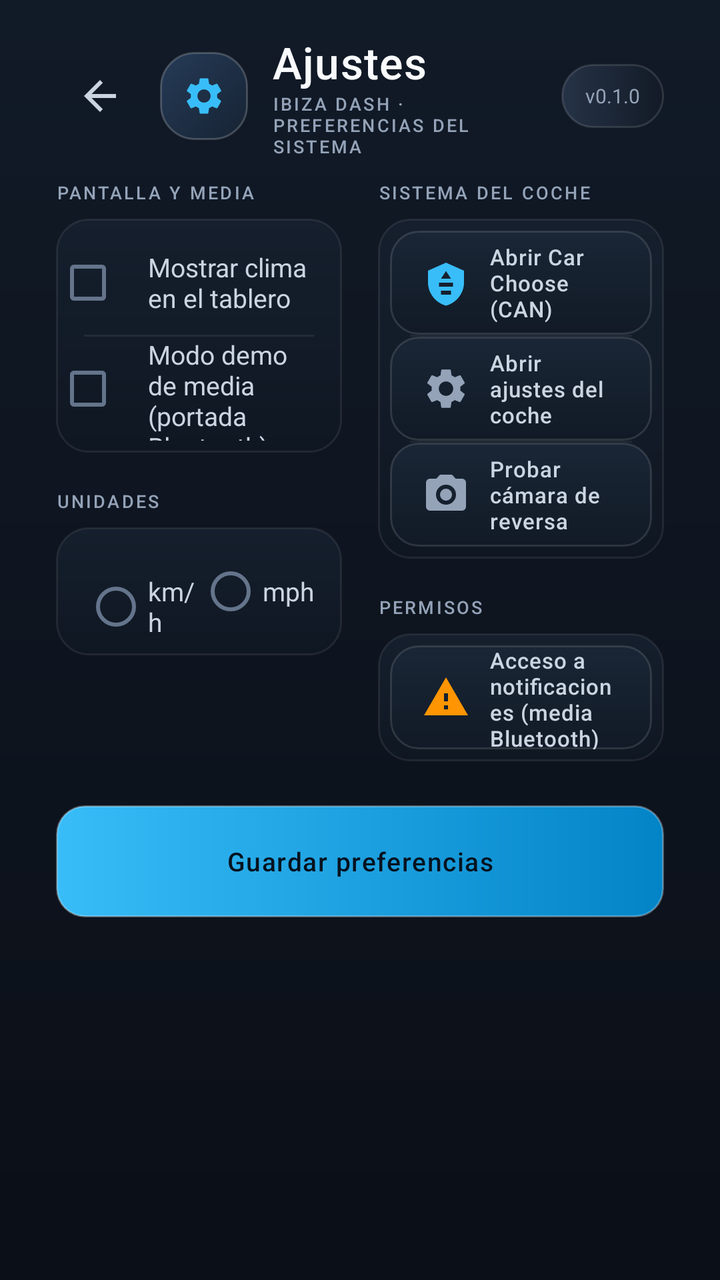
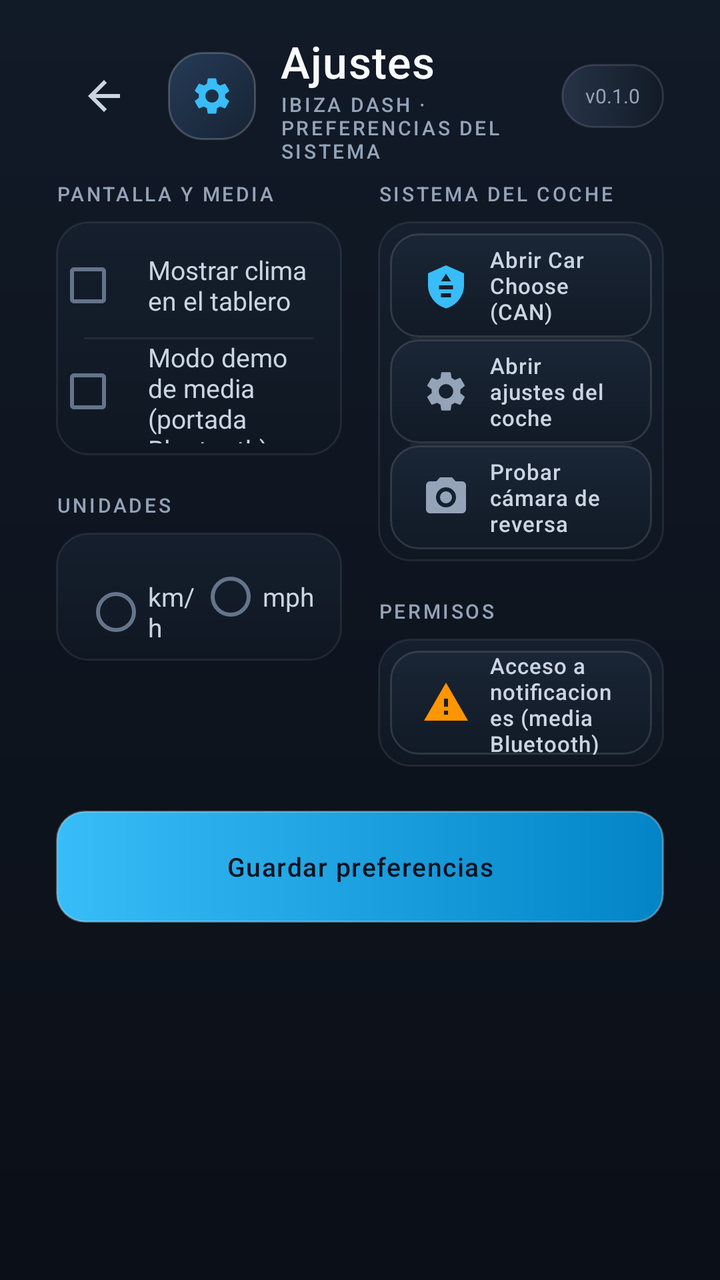

The first picture is an Android layout as it rendered before a commit; the second is the same layout after the commit. The layout source and the unified diff follow.
<!-- AndroidManifest.xml: application theme Theme.IbizaDash -->
<!-- res/layout/activity_settings.xml -->
<?xml version="1.0" encoding="utf-8"?>
<ScrollView xmlns:android="http://schemas.android.com/apk/res/android"
    android:layout_width="match_parent"
    android:layout_height="match_parent"
    android:background="@drawable/bg_screen_gradient"
    android:fillViewport="true"
    android:scrollbars="none">

    <LinearLayout
        android:layout_width="match_parent"
        android:layout_height="wrap_content"
        android:orientation="vertical"
        android:paddingStart="28dp"
        android:paddingTop="16dp"
        android:paddingEnd="28dp"
        android:paddingBottom="28dp">

        
        <LinearLayout
            android:layout_width="match_parent"
            android:layout_height="64dp"
            android:gravity="center_vertical"
            android:orientation="horizontal">

            <ImageButton
                android:id="@+id/btnBack"
                android:layout_width="44dp"
                android:layout_height="44dp"
                android:background="?attr/selectableItemBackgroundBorderless"
                android:contentDescription="Atrás"
                android:padding="10dp"
                android:src="@drawable/ic_back"
                android:tint="@color/text_secondary" />

            <FrameLayout
                android:layout_width="44dp"
                android:layout_height="44dp"
                android:layout_marginStart="8dp"
                android:background="@drawable/bg_hero_badge">

                <ImageView
                    android:layout_width="22dp"
                    android:layout_height="22dp"
                    android:layout_gravity="center"
                    android:contentDescription="Ajustes"
                    android:src="@drawable/ic_settings"
                    android:tint="@color/accent_sky" />
            </FrameLayout>

            <LinearLayout
                android:layout_width="0dp"
                android:layout_height="wrap_content"
                android:layout_marginStart="12dp"
                android:layout_weight="1"
                android:orientation="vertical">

                <TextView
                    android:layout_width="wrap_content"
                    android:layout_height="wrap_content"
                    android:fontFamily="sans-serif-medium"
                    android:letterSpacing="0.02"
                    android:text="Ajustes"
                    android:textColor="@color/text_primary"
                    android:textSize="22sp" />

                <TextView
                    style="@style/Label"
                    android:layout_width="wrap_content"
                    android:layout_height="wrap_content"
                    android:text="IBIZA DASH · PREFERENCIAS DEL SISTEMA" />
            </LinearLayout>

            <TextView
                android:id="@+id/settingsVersion"
                android:layout_width="wrap_content"
                android:layout_height="32dp"
                android:background="@drawable/bg_chip_glass"
                android:fontFeatureSettings="tnum"
                android:gravity="center"
                android:paddingStart="12dp"
                android:paddingEnd="12dp"
                android:text="v0.1.0"
                android:textColor="@color/text_muted"
                android:textSize="10sp" />
        </LinearLayout>

        <LinearLayout
            android:layout_width="match_parent"
            android:layout_height="wrap_content"
            android:layout_marginTop="10dp"
            android:baselineAligned="false"
            android:orientation="horizontal">

            
            <LinearLayout
                android:layout_width="0dp"
                android:layout_height="wrap_content"
                android:layout_weight="1"
                android:orientation="vertical">

                <TextView
                    style="@style/Label"
                    android:layout_width="wrap_content"
                    android:layout_height="wrap_content"
                    android:text="PANTALLA Y MEDIA" />

                <LinearLayout
                    android:layout_width="match_parent"
                    android:layout_height="wrap_content"
                    android:layout_marginTop="7dp"
                    android:background="@drawable/bg_insight_card"
                    android:orientation="vertical"
                    android:paddingTop="6dp"
                    android:paddingBottom="6dp">

                    <CheckBox
                        android:id="@+id/showWeather"
                        android:layout_width="match_parent"
                        android:layout_height="52dp"
                        android:buttonTint="@color/checkbox_tint"
                        android:fontFamily="sans-serif"
                        android:gravity="center_vertical"
                        android:paddingStart="14dp"
                        android:paddingEnd="14dp"
                        android:text="Mostrar clima en el tablero"
                        android:textColor="@color/text_secondary"
                        android:textSize="13sp" />

                    <View
                        android:layout_width="match_parent"
                        android:layout_height="1dp"
                        android:layout_marginStart="14dp"
                        android:layout_marginEnd="14dp"
                        android:background="#12FFFFFF" />

                    <CheckBox
                        android:id="@+id/demoMedia"
                        android:layout_width="match_parent"
                        android:layout_height="52dp"
                        android:buttonTint="@color/checkbox_tint"
                        android:fontFamily="sans-serif"
                        android:gravity="center_vertical"
                        android:paddingStart="14dp"
                        android:paddingEnd="14dp"
                        android:text="Modo demo de media (portada Bluetooth)"
                        android:textColor="@color/text_secondary"
                        android:textSize="13sp" />
                </LinearLayout>

                <TextView
                    style="@style/Label"
                    android:layout_width="wrap_content"
                    android:layout_height="wrap_content"
                    android:layout_marginTop="18dp"
                    android:text="UNIDADES" />

                <LinearLayout
                    android:layout_width="match_parent"
                    android:layout_height="wrap_content"
                    android:layout_marginTop="7dp"
                    android:background="@drawable/bg_insight_card"
                    android:gravity="center_vertical"
                    android:orientation="horizontal"
                    android:paddingStart="14dp"
                    android:paddingTop="6dp"
                    android:paddingEnd="14dp"
                    android:paddingBottom="6dp">

                    <RadioGroup
                        android:id="@+id/units"
                        android:layout_width="match_parent"
                        android:layout_height="wrap_content"
                        android:orientation="horizontal">

                        <RadioButton
                            android:id="@+id/unitKmh"
                            android:layout_width="0dp"
                            android:layout_height="52dp"
                            android:layout_weight="1"
                            android:buttonTint="@color/radio_tint"
                            android:gravity="center_vertical"
                            android:text="km/h"
                            android:textColor="@color/text_secondary"
                            android:textSize="13sp" />

                        <RadioButton
                            android:id="@+id/unitMph"
                            android:layout_width="0dp"
                            android:layout_height="52dp"
                            android:layout_weight="1"
                            android:buttonTint="@color/radio_tint"
                            android:gravity="center_vertical"
                            android:text="mph"
                            android:textColor="@color/text_secondary"
                            android:textSize="13sp" />
                    </RadioGroup>
                </LinearLayout>
            </LinearLayout>

            <Space
                android:layout_width="18dp"
                android:layout_height="match_parent" />

            
            <LinearLayout
                android:layout_width="0dp"
                android:layout_height="wrap_content"
                android:layout_weight="1"
                android:orientation="vertical">

                <TextView
                    style="@style/Label"
                    android:layout_width="wrap_content"
                    android:layout_height="wrap_content"
                    android:text="SISTEMA DEL COCHE" />

                <LinearLayout
                    android:layout_width="match_parent"
                    android:layout_height="wrap_content"
                    android:layout_marginTop="7dp"
                    android:background="@drawable/bg_insight_card"
                    android:orientation="vertical"
                    android:padding="6dp">

                    <Button
                        android:id="@+id/btnCarChoose"
                        style="@style/SettingsActionButton"
                        android:layout_width="match_parent"
                        android:drawableStart="@drawable/ic_can"
                        android:drawableTint="@color/accent_sky"
                        android:text="Abrir Car Choose (CAN)" />

                    <View
                        android:layout_width="match_parent"
                        android:layout_height="1dp"
                        android:layout_marginStart="10dp"
                        android:layout_marginEnd="10dp"
                        android:background="#0FFFFFFF" />

                    <Button
                        android:id="@+id/btnCarSettings"
                        style="@style/SettingsActionButton"
                        android:layout_width="match_parent"
                        android:drawableStart="@drawable/ic_settings"
                        android:drawableTint="@color/text_muted"
                        android:text="Abrir ajustes del coche" />

                    <View
                        android:layout_width="match_parent"
                        android:layout_height="1dp"
                        android:layout_marginStart="10dp"
                        android:layout_marginEnd="10dp"
                        android:background="#0FFFFFFF" />

                    <Button
                        android:id="@+id/btnReverse"
                        style="@style/SettingsActionButton"
                        android:layout_width="match_parent"
                        android:drawableStart="@drawable/ic_camera"
                        android:drawableTint="@color/text_muted"
                        android:text="Probar cámara de reversa" />
                </LinearLayout>

                <TextView
                    style="@style/Label"
                    android:layout_width="wrap_content"
                    android:layout_height="wrap_content"
                    android:layout_marginTop="18dp"
                    android:text="PERMISOS" />

                <LinearLayout
                    android:layout_width="match_parent"
                    android:layout_height="wrap_content"
                    android:layout_marginTop="7dp"
                    android:background="@drawable/bg_insight_card"
                    android:orientation="vertical"
                    android:padding="6dp">

                    <Button
                        android:id="@+id/btnNotificationAccess"
                        style="@style/SettingsActionButton"
                        android:layout_width="match_parent"
                        android:drawableStart="@drawable/ic_alert"
                        android:drawableTint="@color/amber"
                        android:text="Acceso a notificaciones (media Bluetooth)" />
                </LinearLayout>
            </LinearLayout>
        </LinearLayout>

        <Button
            android:id="@+id/btnSave"
            style="@style/PrimaryButton"
            android:layout_width="match_parent"
            android:layout_marginTop="22dp"
            android:text="Guardar preferencias" />
    </LinearLayout>
</ScrollView>
<!-- resources referenced by this layout -->
<resources>
  <color name="accent_sky">#38BDF8</color>
  <color name="amber">#FF9500</color>
  <color name="text_muted">#94A3B8</color>
  <color name="text_primary">#F8FAFC</color>
  <color name="text_secondary">#CBD5E1</color>
  <!-- drawable bg_chip_glass (drawable) -->
  <?xml version="1.0" encoding="utf-8"?>
  <shape xmlns:android="http://schemas.android.com/apk/res/android">
      <gradient
          android:angle="0"
          android:endColor="#121A26"
          android:startColor="#263347" />
      <corners android:radius="@dimen/radius_chip" />
      <stroke
          android:width="1dp"
          android:color="@color/glass_border" />
  </shape>
  <!-- drawable bg_hero_badge (drawable) -->
  <?xml version="1.0" encoding="utf-8"?>
  <shape xmlns:android="http://schemas.android.com/apk/res/android">
      <gradient
          android:angle="315"
          android:endColor="#162333"
          android:startColor="#263B57" />
      <corners android:radius="17dp" />
      <stroke
          android:width="1dp"
          android:color="#33FFFFFF" />
  </shape>
  <!-- drawable bg_insight_card (drawable) -->
  <?xml version="1.0" encoding="utf-8"?>
  <shape xmlns:android="http://schemas.android.com/apk/res/android">
      <gradient
          android:angle="270"
          android:endColor="#0F1722"
          android:startColor="#151F2D" />
      <corners android:radius="16dp" />
      <stroke
          android:width="1dp"
          android:color="#14FFFFFF" />
  </shape>
  <!-- drawable bg_screen_gradient (drawable) -->
  <?xml version="1.0" encoding="utf-8"?>
  <shape xmlns:android="http://schemas.android.com/apk/res/android">
      <gradient
          android:angle="270"
          android:endColor="#0B0F17"
          android:startColor="#111A27" />
  </shape>
  <!-- drawable ic_alert (drawable) -->
  <?xml version="1.0" encoding="utf-8"?>
  <vector xmlns:android="http://schemas.android.com/apk/res/android"
      android:width="24dp"
      android:height="24dp"
      android:viewportWidth="24"
      android:viewportHeight="24">
      <path
          android:fillColor="#FFFFFFFF"
          android:pathData="M1,21h22L12,2 1,21zM13,18h-2v-2h2v2zM13,14h-2v-4h2v4z" />
  </vector>
  <!-- drawable ic_back (drawable) -->
  <?xml version="1.0" encoding="utf-8"?>
  <vector xmlns:android="http://schemas.android.com/apk/res/android"
      android:width="24dp"
      android:height="24dp"
      android:viewportWidth="24"
      android:viewportHeight="24">
      <path
          android:fillColor="#FFFFFFFF"
          android:pathData="M20,11H7.83l5.59-5.59L12,4l-8,8 8,8 1.41-1.41L7.83,13H20v-2z" />
  </vector>
  <!-- drawable ic_can (drawable) -->
  <?xml version="1.0" encoding="utf-8"?>
  <vector xmlns:android="http://schemas.android.com/apk/res/android"
      android:width="24dp"
      android:height="24dp"
      android:viewportWidth="24"
      android:viewportHeight="24">
      <path
          android:fillColor="#FFFFFFFF"
          android:pathData="M12,2l9,4v6c0,5.25 -3.84,10.16 -9,11.5C6.84,22.16 3,17.25 3,12V6l9,-4zM12,6.18L9.5,10h5L12,6.18zM8.5,12v2h7v-2h-7zM9.5,16v2h5v-2h-5z" />
  </vector>
  <style name="Label">
          <item name="android:textColor">@color/text_muted</item>
          <item name="android:textSize">@dimen/label_size</item>
          <item name="android:letterSpacing">0.12</item>
          <item name="android:textAllCaps">true</item>
          <item name="android:fontFamily">sans-serif-medium</item>
      </style>
  <dimen name="radius_chip">26dp</dimen>
  <color name="glass_border">#1FFFFFFF</color>
  <dimen name="label_size">9sp</dimen>
  <color name="obsidian_900">#0B0F17</color>
  <!-- unchanged entries left out for length: 7 -->
</resources>

<!-- the commit's change to res/layout/activity_settings.xml (unified diff, before → after) -->
@@ -24,8 +24,8 @@
 
             <ImageButton
                 android:id="@+id/btnBack"
-                android:layout_width="44dp"
-                android:layout_height="44dp"
+                android:layout_width="48dp"
+                android:layout_height="48dp"
                 android:background="?attr/selectableItemBackgroundBorderless"
                 android:contentDescription="Atrás"
                 android:padding="10dp"
<!-- resource entries referenced after the edit -->
@@ -91,7 +91,7 @@
       </style>
   <dimen name="radius_chip">26dp</dimen>
   <color name="glass_border">#1FFFFFFF</color>
-  <dimen name="label_size">9sp</dimen>
+  <dimen name="label_size">10sp</dimen>
   <color name="obsidian_900">#0B0F17</color>
   <!-- unchanged entries left out for length: 7 -->
 </resources>
